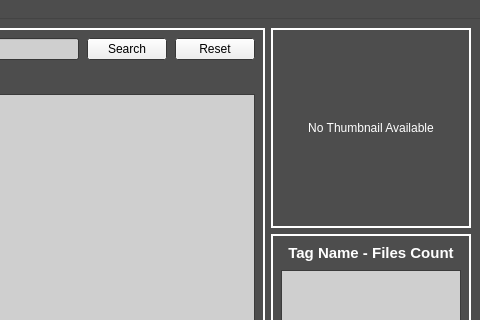
Above: main_window.ui from 8Haze/File_Tagger before the change; both pictures show x 720 to 1200 and y 0 to 320 of the 1200 by 800 pixel window. Below: the same form after it.
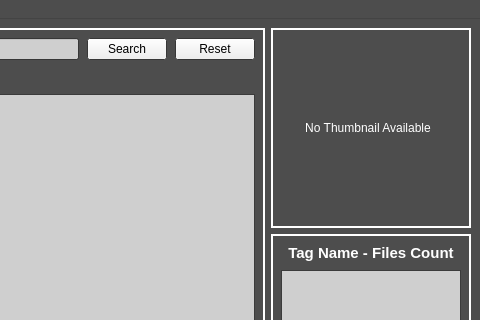
That is the form after the change.

What changed in the file:
```diff
--- a/main_window.ui
+++ b/main_window.ui
@@ -621,6 +621,12 @@
               <height>190</height>
              </size>
             </property>
+            <property name="maximumSize">
+             <size>
+              <width>190</width>
+              <height>190</height>
+             </size>
+            </property>
             <property name="toolTip">
              <string>&lt;html&gt;&lt;head/&gt;&lt;body&gt;&lt;p&gt;If the currently selected file is of a supported image format, the thumbnail will be generated and presented here.&lt;/p&gt;&lt;/body&gt;&lt;/html&gt;</string>
             </property>
```
Left out of the diff: 2 changed lines with no effect on the pictures.
